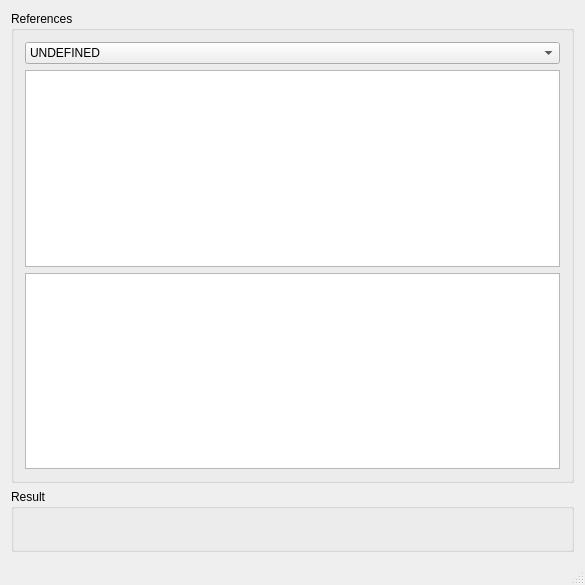
This is mainwindow.ui in Magnus07/cdm-lab-4 as Qt 5 draws it before an edit. The edited form follows.
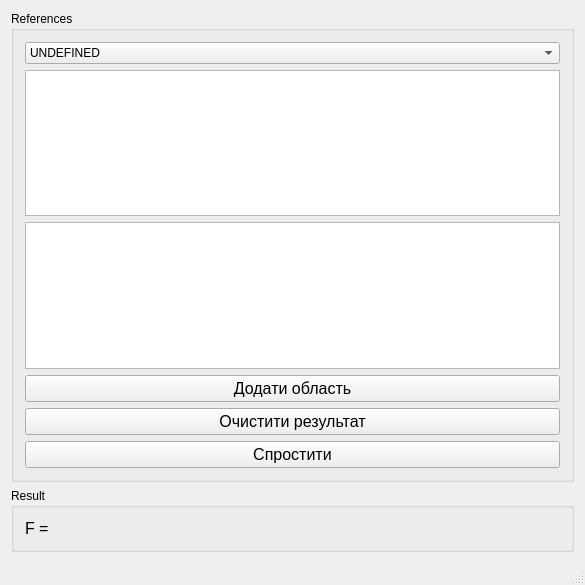
This is the edited form.

The edit to the form file:
```diff
--- a/mainwindow.ui
+++ b/mainwindow.ui
@@ -82,6 +82,42 @@
          </property>
         </widget>
        </item>
+       <item>
+        <widget class="QPushButton" name="pushButton">
+         <property name="font">
+          <font>
+           <pointsize>12</pointsize>
+          </font>
+         </property>
+         <property name="text">
+          <string>Додати область</string>
+         </property>
+        </widget>
+       </item>
+       <item>
+        <widget class="QPushButton" name="pushButton_2">
+         <property name="font">
+          <font>
+           <pointsize>12</pointsize>
+          </font>
+         </property>
+         <property name="text">
+          <string>Очистити результат</string>
+         </property>
+        </widget>
+       </item>
+       <item>
+        <widget class="QPushButton" name="pushButton_3">
+         <property name="font">
+          <font>
+           <pointsize>12</pointsize>
+          </font>
+         </property>
+         <property name="text">
+          <string>Спростити</string>
+         </property>
+        </widget>
+       </item>
       </layout>
      </widget>
     </item>
@@ -99,7 +135,7 @@
           </font>
          </property>
          <property name="text">
-          <string/>
+          <string>F = </string>
          </property>
         </widget>
        </item>
```
Left out of the diff: 2 changed lines with no effect on the pictures.
